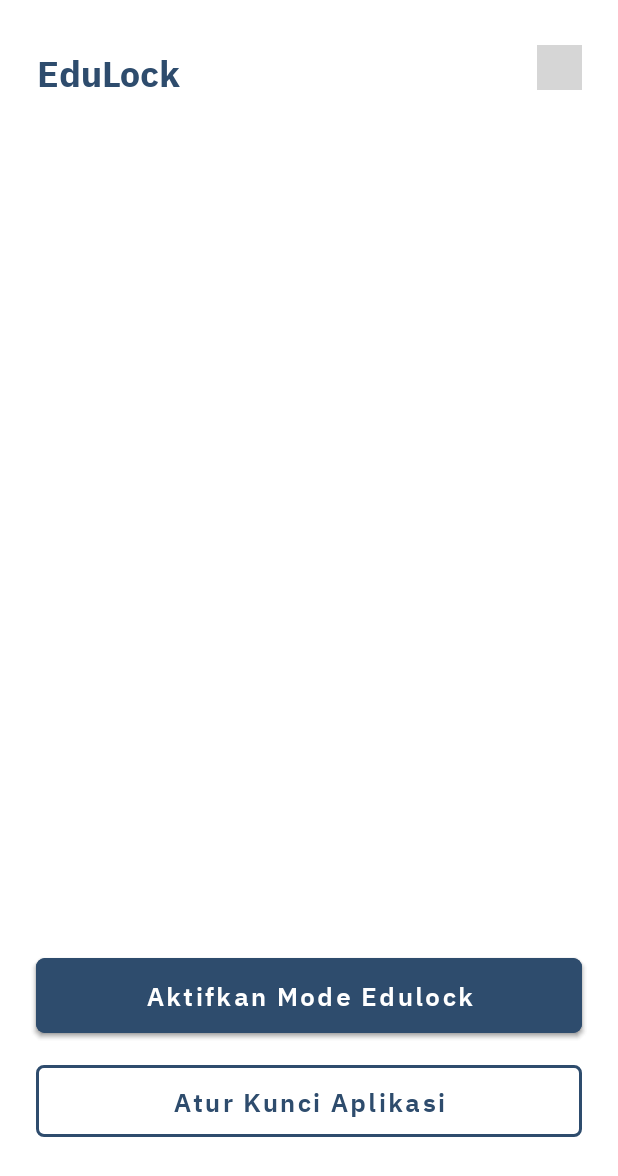
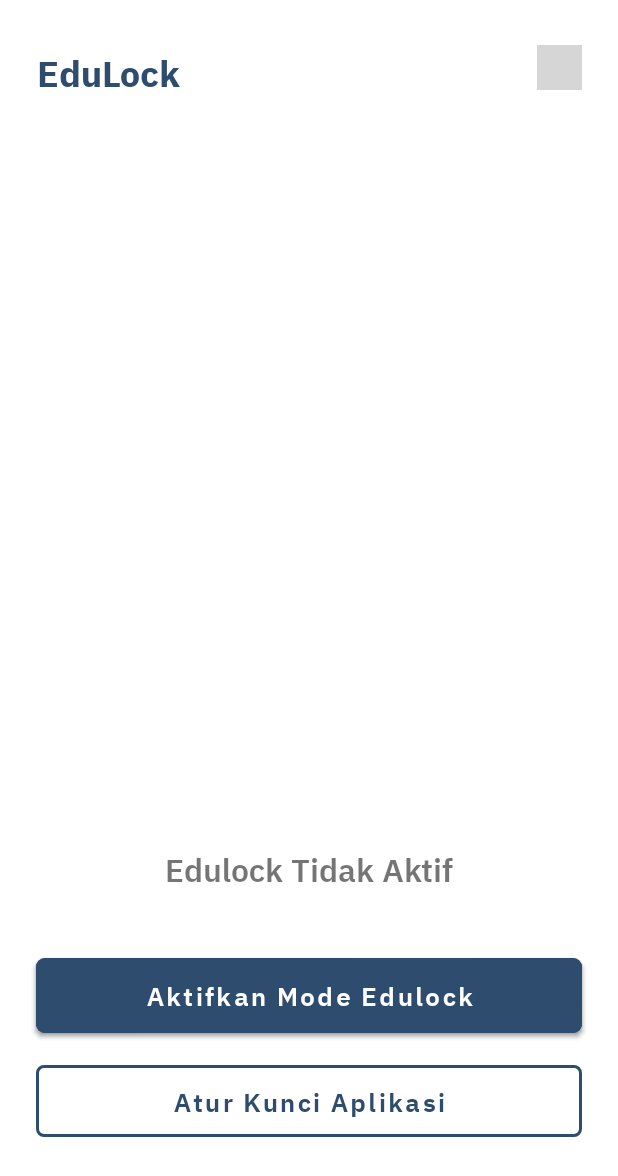
Before and after one commit to gunturdarmawan/Edulock, an Android app: the layout activity_main.xml on its own in the app's theme, with its tools: preview values and no code run, on a phone screen of 412 x 824 dp. Shown: the top 1176 px of the screen. Run offline under Robolectric (Android 15) with nearby library versions, the phone set to English and light mode, and no system bars; grey boxes are pictures that could not be loaded.

Commit message:
after Reviewing

```diff
--- a/app/src/main/AndroidManifest.xml
+++ b/app/src/main/AndroidManifest.xml
@@ -19,8 +19,9 @@
         android:supportsRtl="true"
         android:theme="@style/Theme.EduLockApp">
 
-        <activity
-            android:name=".ui.lockapp.LockApp"
+        <activity android:name=".ui.lockapp.LastLock"
+            android:exported="false" />
+        <activity android:name=".ui.lockapp.LockApp"
             android:exported="false" />
         <activity android:name=".ui.registerkid.RegisterKid"
             android:exported="false"/>
--- a/app/src/main/java/com/example/edulockapp/services/ServiceApplock.java
+++ b/app/src/main/java/com/example/edulockapp/services/ServiceApplock.java
@@ -33,7 +33,6 @@ public class ServiceApplock extends IntentService {
 
     @Override
     public int onStartCommand(@Nullable Intent intent, int flags, int startId) {
-
         runApplock();
         return super.onStartCommand(intent, flags, startId);
     }
--- a/app/src/main/java/com/example/edulockapp/ui/lockapp/LockApp.java
+++ b/app/src/main/java/com/example/edulockapp/ui/lockapp/LockApp.java
@@ -84,7 +84,6 @@ public class LockApp extends AppCompatActivity {
     public boolean onOptionsItemSelected(@NonNull MenuItem item) {
 
         int id = item.getItemId();
-
         if(id == android.R.id.home)
             finish();
             return true;
@@ -104,7 +103,6 @@ public class LockApp extends AppCompatActivity {
             } else {
                 layout_permission.setVisibility(View.VISIBLE);
             }
-
         }
         super.onResume();
     }
--- a/app/src/main/java/com/example/edulockapp/ui/lockapp/PatternLockAct.java
+++ b/app/src/main/java/com/example/edulockapp/ui/lockapp/PatternLockAct.java
@@ -93,7 +93,6 @@ public class PatternLockAct extends AppCompatActivity {
     }
 
     private void initPatternListener() {
-
         PatternLockView patternLockView = findViewById(R.id.pattern_view);
         patternLockView.addPatternLockListener(new PatternLockViewListener() {
             @Override
--- a/app/src/main/java/com/example/edulockapp/ui/splashscreen/SplashScreen.java
+++ b/app/src/main/java/com/example/edulockapp/ui/splashscreen/SplashScreen.java
@@ -8,12 +8,16 @@ import androidx.appcompat.app.AppCompatActivity;
 
 import com.example.edulockapp.R;
 import com.example.edulockapp.ui.onboardingscreen.IntroActivity;
+import com.example.edulockapp.utils.Utils;
 
 public class SplashScreen extends AppCompatActivity {
     @Override
     protected void onCreate(Bundle savedInstanceState) {
         super.onCreate(savedInstanceState);
         setContentView(R.layout.splash_screen);
+
+        String EXTRA_LAST_APP = "EXTRA_LAST_APP";
+        new Utils(this).setLastApp(EXTRA_LAST_APP);
 
         new Handler().postDelayed(new Runnable() {
             @Override
@@ -22,8 +26,6 @@ public class SplashScreen extends AppCompatActivity {
                 Intent introStart = new Intent(getApplicationContext(), IntroActivity.class);
                 startActivity(introStart);
                 finish();
-
-                finish();
             }
         }, 2000);
     }
--- a/app/src/main/java/com/example/edulockapp/utils/Utils.java
+++ b/app/src/main/java/com/example/edulockapp/utils/Utils.java
@@ -19,8 +19,8 @@ import io.paperdb.Paper;
 
 public class Utils {
 
-    private String EXTRA_LAST_APP = "EXTRA_LAST_APP";
-    private Context context;
+    private final String EXTRA_LAST_APP = "EXTRA_LAST_APP";
+    private final Context context;
 
     public Utils(Context context) {
         this.context = context;
--- a/app/src/main/res/layout/activity_main.xml
+++ b/app/src/main/res/layout/activity_main.xml
@@ -42,28 +42,52 @@
                 />
 
         <com.airbnb.lottie.LottieAnimationView
-            android:id="@+id/robot"
-            android:layout_width="300dp"
-            android:layout_height="300dp"
-            android:layout_marginBottom="100dp"
-            app:lottie_rawRes="@raw/edulock_robot"
+            android:id="@+id/launch"
+            android:layout_width="342dp"
+            android:layout_height="459dp"
+            android:layout_marginBottom="64dp"
+            app:layout_constraintBottom_toTopOf="@id/btn_setlockapp"
+            app:layout_constraintEnd_toEndOf="parent"
+            app:layout_constraintHorizontal_bias="0.492"
+            app:layout_constraintStart_toStartOf="parent"
             app:lottie_autoPlay="true"
             app:lottie_loop="true"
-            app:layout_constraintBottom_toTopOf="@id/btn_setlockapp"
-            app:layout_constraintStart_toStartOf="parent"
-            app:layout_constraintEnd_toEndOf="parent"/>
+            app:lottie_rawRes="@raw/circle_waves" />
 
         <com.airbnb.lottie.LottieAnimationView
             android:id="@+id/locked"
-            android:layout_width="150dp"
-            android:layout_height="150dp"
-            android:layout_marginTop="100dp"
-            android:layout_marginEnd="24dp"
+            android:layout_width="219dp"
+            android:layout_height="229dp"
+            android:layout_marginTop="136dp"
+            android:layout_marginEnd="96dp"
+            android:visibility="invisible"
             app:layout_constraintEnd_toEndOf="parent"
             app:layout_constraintTop_toTopOf="parent"
-            android:visibility="invisible"
             app:lottie_autoPlay="true"
             app:lottie_rawRes="@raw/lock" />
+
+        <com.airbnb.lottie.LottieAnimationView
+            android:id="@+id/lock_warning"
+            android:layout_width="122dp"
+            android:layout_height="121dp"
+            android:layout_marginTop="184dp"
+            android:layout_marginEnd="144dp"
+            app:layout_constraintEnd_toEndOf="parent"
+            app:layout_constraintTop_toTopOf="parent"
+            app:lottie_autoPlay="true"
+            app:lottie_rawRes="@raw/warning_yellow" />
+
+        <TextView
+            android:id="@+id/statusEdulock"
+            android:layout_width="wrap_content"
+            android:layout_height="wrap_content"
+            android:fontFamily="@font/ibm_semibold"
+            android:textSize="21sp"
+            android:text="Edulock Tidak Aktif"
+            android:layout_marginBottom="110dp"
+            app:layout_constraintStart_toStartOf="parent"
+            app:layout_constraintEnd_toEndOf="parent"
+            app:layout_constraintBottom_toTopOf="@+id/btn_setlockapp"/>
 
         <Button
             android:id="@+id/btn_nonactive"
--- a/app/src/main/res/layout/splash_screen.xml
+++ b/app/src/main/res/layout/splash_screen.xml
@@ -32,5 +32,4 @@
         app:layout_constraintBottom_toBottomOf="parent"
         app:layout_constraintStart_toStartOf="parent"/>
 
-
 </androidx.constraintlayout.widget.ConstraintLayout>
```
Also changed, not shown: app/src/main/java/com/example/edulockapp/broadcast/RestartServiceWhenStoped.java (+0 -17 lines), app/src/main/java/com/example/edulockapp/services/BackgroundManager.java (+10 -3 lines), app/src/main/java/com/example/edulockapp/ui/quiz/Quiz.java (+119 -28 lines), app/src/main/res/layout/layout_bottom_sheet.xml (+25 -7 lines).
